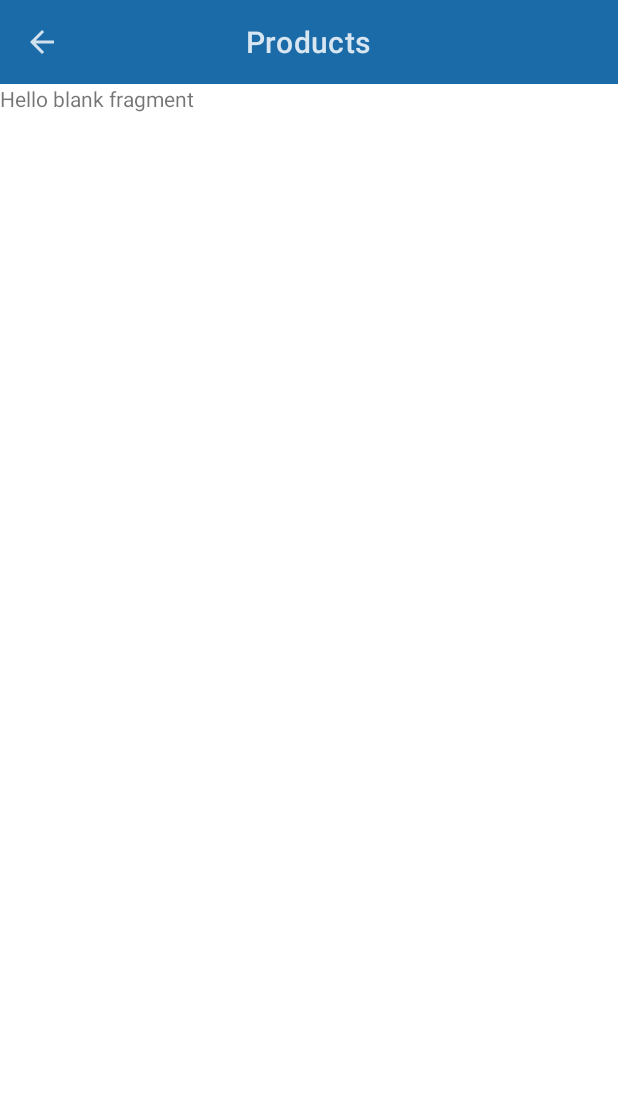
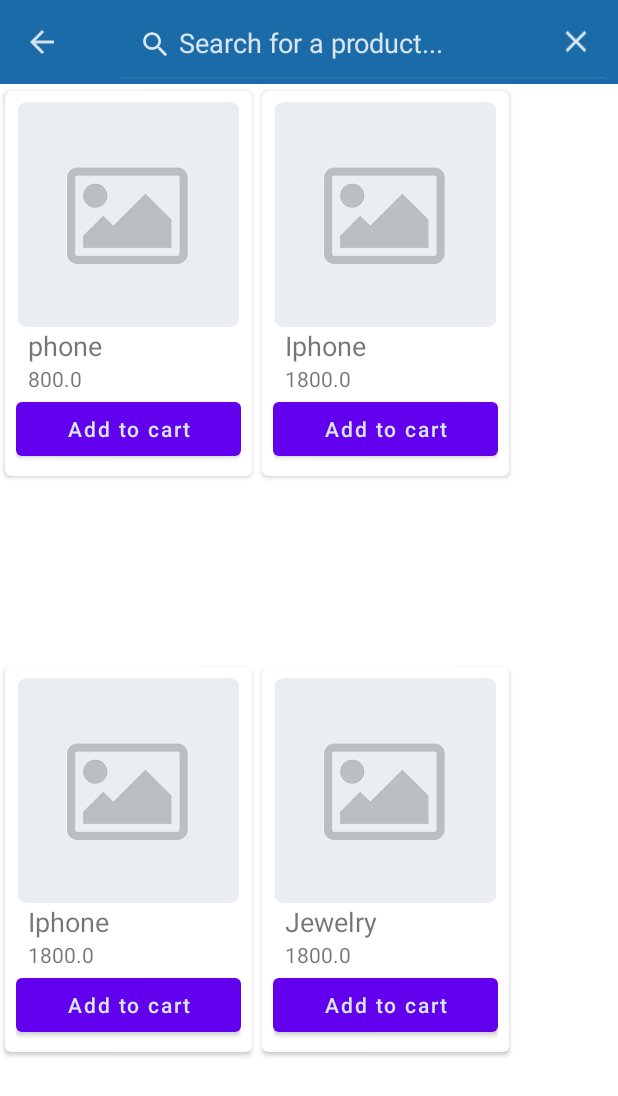
Before and after one commit to simona114/E-commerce, an Android app: the ProductsFragment screen opened through its navigation route, on a phone screen of 412 x 824 dp. Shown: the top 1096 px of the screen. Run offline under Robolectric (Android 15) with nearby library versions, the phone set to English and light mode, and no system bars; our stand-ins replace Dagger/Hilt's generated code, navigation-ui; pictures from the network do not load.

Commit message:
Implement searching for products

```diff
--- a/app/src/main/java/com/example/e_commerce/HomeFragment.kt
+++ b/app/src/main/java/com/example/e_commerce/HomeFragment.kt
@@ -80,6 +80,7 @@ class HomeFragment : Fragment() {
             cCategoryMenClothing.setOnCheckedChangeListener(checkedChangeListener)
         }
 
+        //todo:fix
         repoAdapter = ProductAdapter()
         repoAdapter?.injectList(products)
 
--- a/app/src/main/java/com/example/e_commerce/ProductsFragment.kt
+++ b/app/src/main/java/com/example/e_commerce/ProductsFragment.kt
@@ -1,14 +1,28 @@
 package com.example.e_commerce
 
 import android.os.Bundle
+import android.view.*
+import android.widget.TextView
+import androidx.core.view.MenuHost
+import androidx.core.view.MenuProvider
 import androidx.fragment.app.Fragment
-import android.view.LayoutInflater
-import android.view.View
-import android.view.ViewGroup
+import androidx.navigation.fragment.findNavController
+import androidx.recyclerview.widget.GridLayoutManager
+import com.example.e_commerce.data.ProductAdapter
+import com.example.e_commerce.data.ProductCategory
+import com.example.e_commerce.data.models.ProductModel
 import com.example.e_commerce.databinding.FragmentProductsBinding
+
 
 class ProductsFragment : Fragment() {
     lateinit var binding: FragmentProductsBinding
+
+    lateinit var menuHost: MenuHost
+    lateinit var menuProvider: MenuProvider
+
+    private var productAdapter: ProductAdapter? = null
+    lateinit var products: List<ProductModel>
+
     override fun onCreateView(
         inflater: LayoutInflater, container: ViewGroup?,
         savedInstanceState: Bundle?
@@ -22,6 +36,100 @@ class ProductsFragment : Fragment() {
         super.onViewCreated(view, savedInstanceState)
 
         //todo:implement filtering
+        menuHost = requireActivity()
+        menuProvider = object : MenuProvider {
+            override fun onCreateMenu(menu: Menu, menuInflater: MenuInflater) {
+                menuInflater.inflate(R.menu.products_menu, menu)
+
+                setSearchView(menu)
+
+            }
+
+            override fun onMenuItemSelected(menuItem: MenuItem): Boolean {
+                return when (menuItem.itemId) {
+                    R.id.miSearch -> {
+                        findNavController().navigate(HomeFragmentDirections.actionHomeFragmentToProductsFragment())
+                        true
+                    }
+                    else -> false
+                }
+            }
+
+        }
+        menuHost.addMenuProvider(menuProvider)
+
+
+        products = listOf(
+            ProductModel(
+                "phone",
+                800.00,
+                ProductCategory.ELECTRONICS,
+                "https://i.dummyjson.com/data/products/1/4.jpg"
+            ),
+            ProductModel("Iphone", 1800.00, ProductCategory.ELECTRONICS, "url"),
+            ProductModel("Iphone", 1800.00, ProductCategory.MEN_CLOTHING, "url"),
+            ProductModel("Jewelry", 1800.00, ProductCategory.JEWELRY, "url")
+        )
+
+        productAdapter = ProductAdapter()
+        productAdapter?.injectList(products)
+
+        binding.rvProducts.apply {
+            adapter = productAdapter
+            layoutManager = GridLayoutManager(activity, 2, GridLayoutManager.HORIZONTAL, false)
+        }
+
+    }
+
+    private fun setSearchView(menu: Menu) {
+        val searchView =
+            menu.findItem(R.id.miSearchProducts).actionView as androidx.appcompat.widget.SearchView
+
+
+        searchView.apply {
+            queryHint = "Search for a product..."
+            isIconified = false;
+            maxWidth = Int.MAX_VALUE
+
+            setOnQueryTextListener(object :
+                androidx.appcompat.widget.SearchView.OnQueryTextListener {
+                override fun onQueryTextSubmit(query: String?): Boolean {
+                    productAdapter?.getFilter()?.filter(query)
+                    productAdapter?.injectList(products)
+                    return false
+                }
+
+                override fun onQueryTextChange(query: String?): Boolean {
+                    productAdapter?.getFilter()?.filter(query)
+                    productAdapter?.injectList(products)
+                    return false
+                }
+
+            })
+        }
+
+
+
+    }
+
+    override fun onDestroyView() {
+        super.onDestroyView()
+        menuHost.removeMenuProvider(menuProvider)
+
+    }
+
+    private fun changeSearchViewTextColor(view: View?) {
+        if (view != null) {
+            if (view is TextView) {
+                view.setTextColor(resources.getColor(R.color.azureish_white))
+                return
+            } else if (view is ViewGroup) {
+                val viewGroup = view
+                for (i in 0 until viewGroup.childCount) {
+                    changeSearchViewTextColor(viewGroup.getChildAt(i))
+                }
+            }
+        }
     }
 
 }
--- a/app/src/main/res/layout/activity_main.xml
+++ b/app/src/main/res/layout/activity_main.xml
@@ -10,6 +10,7 @@
     <com.google.android.material.appbar.MaterialToolbar
         android:id="@+id/mToolbar"
         style="@style/customToolbarStyle"
+        android:theme="@style/customThemeOverlay.Toobar"
         android:layout_width="match_parent"
         android:layout_height="wrap_content"
         android:minHeight="?attr/actionBarSize"
--- a/app/src/main/res/layout/fragment_products.xml
+++ b/app/src/main/res/layout/fragment_products.xml
@@ -3,12 +3,17 @@
     xmlns:tools="http://schemas.android.com/tools"
     android:layout_width="match_parent"
     android:layout_height="match_parent"
+    xmlns:app="http://schemas.android.com/apk/res-auto"
     tools:context=".ProductsFragment">
 
-    <!-- TODO: Update blank fragment layout -->
-    <TextView
+    <androidx.recyclerview.widget.RecyclerView
+        android:id="@+id/rvProducts"
         android:layout_width="match_parent"
         android:layout_height="match_parent"
-        android:text="@string/hello_blank_fragment" />
+        app:layout_constraintBottom_toBottomOf="parent"
+        app:layout_constraintEnd_toEndOf="parent"
+        app:layout_constraintStart_toStartOf="parent"
+        app:layout_constraintTop_toTopOf="parent"
+        tools:listitem="@layout/item_product" />
 
 </FrameLayout>
--- /dev/null
+++ b/app/src/main/res/menu/products_menu.xml
@@ -0,0 +1,10 @@
+<?xml version="1.0" encoding="utf-8"?>
+<menu xmlns:android="http://schemas.android.com/apk/res/android"
+    xmlns:app="http://schemas.android.com/apk/res-auto">
+    <item
+        android:id="@+id/miSearchProducts"
+        android:icon="@drawable/ic_search"
+        android:title="@string/menu_item_search"
+        app:actionViewClass="androidx.appcompat.widget.SearchView"
+        app:showAsAction="always" />
+</menu>
--- a/app/src/main/res/values/styles.xml
+++ b/app/src/main/res/values/styles.xml
@@ -10,10 +10,17 @@
         <item name="chipBackgroundColor">@color/chip_background_color</item>
     </style>
 
-    <style name="customToolbarStyle">
+    <style name="customToolbarStyle" parent="ThemeOverlay.MaterialComponents.ActionBar">
         <item name="titleCentered">true</item>
         <item name="titleTextColor">@color/azureish_white</item>
         <item name="android:background">@color/robin_egg_blue</item>
+
+    </style>
+
+    <style name="customThemeOverlay.Toobar" parent="ThemeOverlay.MaterialComponents.Toolbar.Primary">
+        <item name="android:editTextColor">@color/azureish_white</item>
+        <item name="android:textColorHint">@color/azureish_white</item>
+        <item name="android:textColorPrimary">@color/azureish_white</item>
     </style>
 
 </resources>
--- a/app/src/main/res/values/themes.xml
+++ b/app/src/main/res/values/themes.xml
@@ -3,8 +3,8 @@
     <style name="Theme.Ecommerce" parent="Theme.MaterialComponents.Light.NoActionBar">
         <!-- Primary brand color. -->
         <item name="colorPrimary">@color/purple_500</item>
-        <item name="colorPrimaryVariant">@color/purple_700</item>
-        <item name="colorOnPrimary">@color/white</item>
+        <item name="colorPrimaryVariant">@color/robin_egg_blue</item>
+        <item name="colorOnPrimary">@color/azureish_white</item>
         <!-- Secondary brand color. -->
         <item name="colorSecondary">@color/teal_200</item>
         <item name="colorSecondaryVariant">@color/teal_700</item>
```
Also changed, not shown: app/src/main/java/com/example/e_commerce/data/ProductAdapter.kt (+37 -32 lines).
